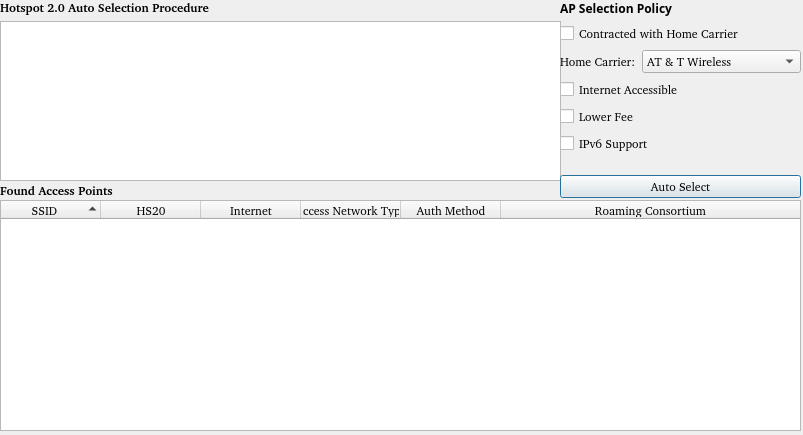
First picture: the form in wpa_supplicant/wpa_gui-qt4/hotspot2.ui, repository furtherLee/wpa_supplicant_demo, before the edit.
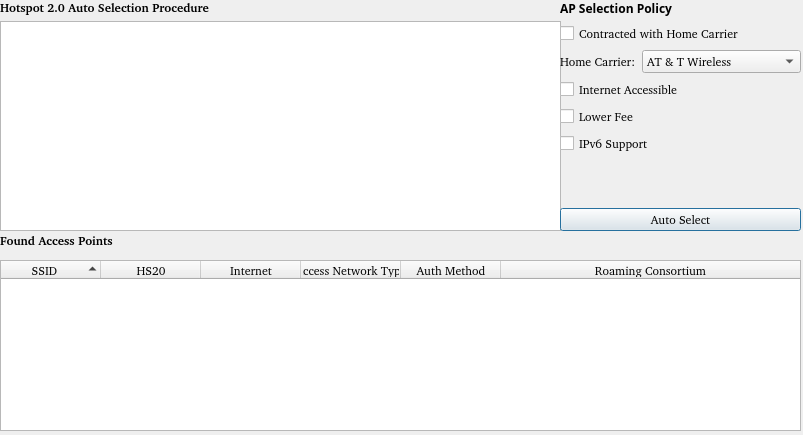
Second picture: the form after the edit.

Commit message: longer text browser

```diff
--- a/wpa_supplicant/wpa_gui-qt4/hotspot2.ui
+++ b/wpa_supplicant/wpa_gui-qt4/hotspot2.ui
@@ -28,9 +28,9 @@
    <property name="geometry">
     <rect>
      <x>0</x>
-     <y>200</y>
+     <y>260</y>
      <width>801</width>
-     <height>231</height>
+     <height>171</height>
     </rect>
    </property>
    <property name="font">
@@ -157,7 +157,7 @@
    <property name="geometry">
     <rect>
      <x>0</x>
-     <y>180</y>
+     <y>230</y>
      <width>221</width>
      <height>20</height>
     </rect>
@@ -180,7 +180,7 @@
      <x>0</x>
      <y>0</y>
      <width>561</width>
-     <height>181</height>
+     <height>231</height>
     </rect>
    </property>
    <layout class="QVBoxLayout" name="verticalLayout">
@@ -205,7 +205,9 @@
       <property name="font">
        <font>
         <family>Sans Serif</family>
-        <pointsize>8</pointsize>
+        <pointsize>9</pointsize>
+        <weight>50</weight>
+        <bold>false</bold>
        </font>
       </property>
       <property name="readOnly">
@@ -221,7 +223,7 @@
      <x>560</x>
      <y>0</y>
      <width>241</width>
-     <height>198</height>
+     <height>231</height>
     </rect>
    </property>
    <layout class="QVBoxLayout" name="verticalLayout_2">
```
The commit also changes 1 other file.
